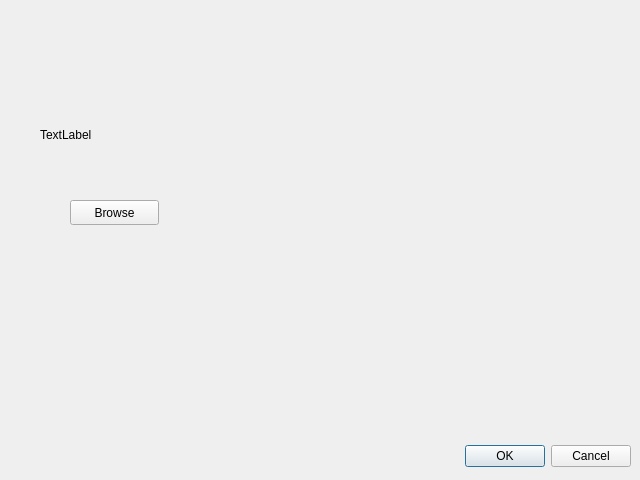
Qt form MRI-Phantom.ui (AmrMahmoud2/MRI_TASK2_DigitalPhantom) before a commit.
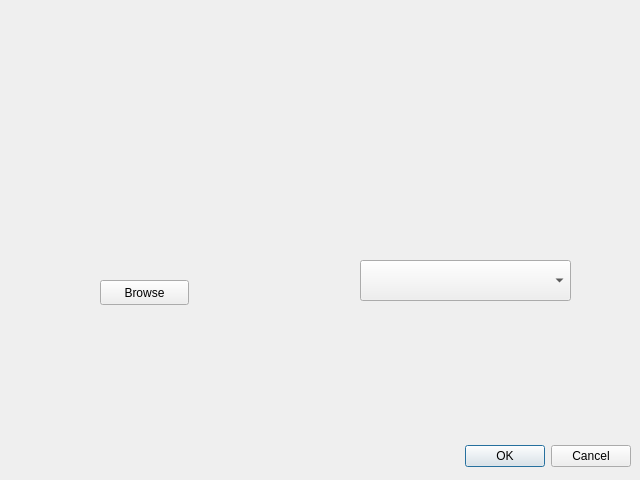
The same form after that commit.

Commit message: "T2 Property added to the Phantom  With Combobox for phantoms selection "

Patch:
```diff
--- a/MRI-Phantom.ui
+++ b/MRI-Phantom.ui
@@ -32,8 +32,8 @@
   <widget class="QPushButton" name="b1">
    <property name="geometry">
     <rect>
-     <x>70</x>
-     <y>200</y>
+     <x>100</x>
+     <y>280</y>
      <width>89</width>
      <height>25</height>
     </rect>
@@ -46,9 +46,9 @@
    <property name="geometry">
     <rect>
      <x>40</x>
-     <y>70</y>
-     <width>160</width>
-     <height>130</height>
+     <y>30</y>
+     <width>241</width>
+     <height>181</height>
     </rect>
    </property>
    <layout class="QGridLayout" name="gridLayout">
@@ -62,17 +62,86 @@
       </property>
       <property name="maximumSize">
        <size>
-        <width>225</width>
-        <height>225</height>
+        <width>1080</width>
+        <height>1080</height>
        </size>
       </property>
       <property name="text">
-       <string>TextLabel</string>
+       <string/>
       </property>
      </widget>
     </item>
    </layout>
   </widget>
+  <widget class="QComboBox" name="cb">
+   <property name="geometry">
+    <rect>
+     <x>360</x>
+     <y>260</y>
+     <width>211</width>
+     <height>41</height>
+    </rect>
+   </property>
+   <property name="font">
+    <font>
+     <family>NanumBarunGothic</family>
+    </font>
+   </property>
+   <property name="editable">
+    <bool>false</bool>
+   </property>
+   <property name="currentText">
+    <string/>
+   </property>
+   <property name="currentIndex">
+    <number>8</number>
+   </property>
+   <item>
+    <property name="text">
+     <string>Shepp-Logan phantom</string>
+    </property>
+   </item>
+   <item>
+    <property name="text">
+     <string>Piecewise-Smooth Shepp-Logan phantom</string>
+    </property>
+   </item>
+   <item>
+    <property name="text">
+     <string>Defrise phantom with vertical ellipses</string>
+    </property>
+   </item>
+   <item>
+    <property name="text">
+     <string>'QRM' phantom (ellipses)</string>
+    </property>
+   </item>
+   <item>
+    <property name="text">
+     <string>1 cone</string>
+    </property>
+   </item>
+   <item>
+    <property name="text">
+     <string>1 rectangular</string>
+    </property>
+   </item>
+   <item>
+    <property name="text">
+     <string>composite</string>
+    </property>
+   </item>
+   <item>
+    <property name="text">
+     <string>composite of 6 gaussians + 1 parabola</string>
+    </property>
+   </item>
+   <item>
+    <property name="text">
+     <string/>
+    </property>
+   </item>
+  </widget>
  </widget>
  <resources/>
  <connections>
```
Left out of the diff: 16 changed lines with no effect on the pictures. The commit also changes 2 other files.
